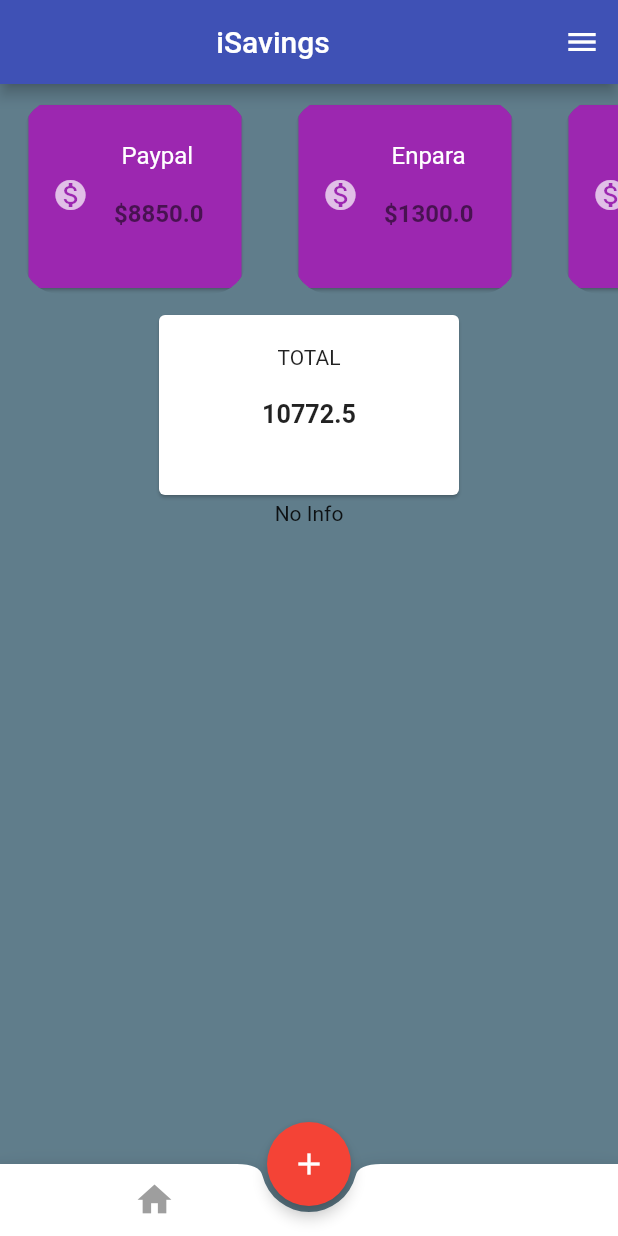
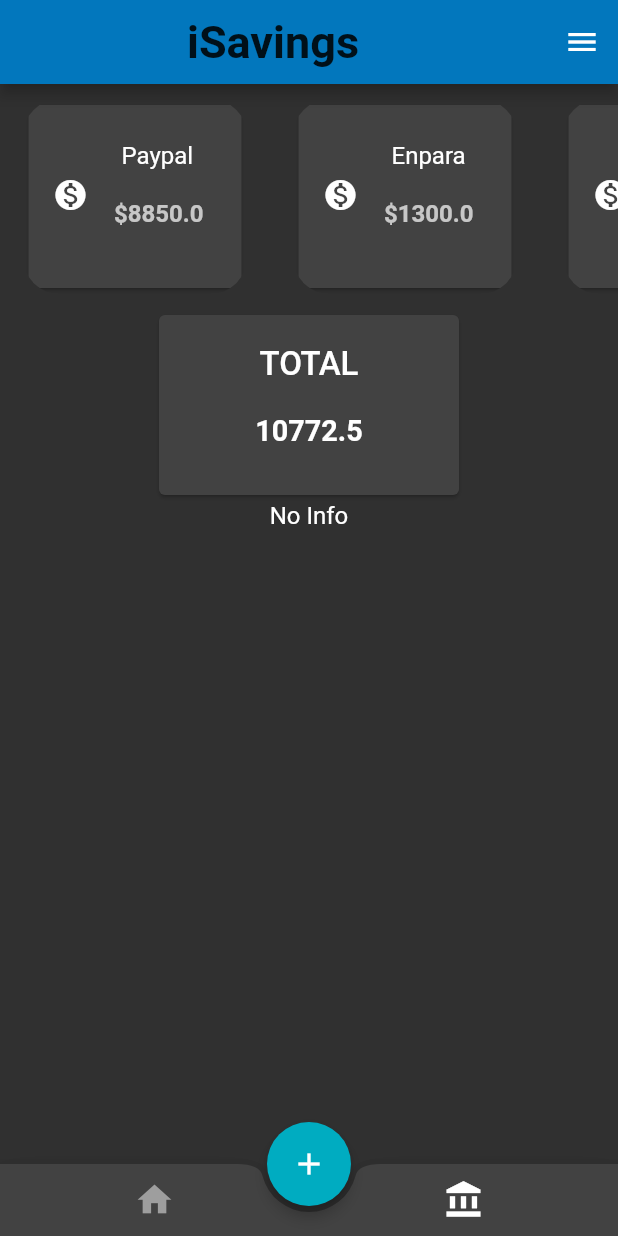
Before and after one commit to egemenongel/wallet, a Flutter app: the screen it shows after launch, on a phone screen of 412 x 824 dp. Run offline on Flutter 3.47's test engine with Material 2 defaults, Android fonts, the phone set to English and light mode, and no system bars; our stand-ins replace dropdown_search; Roboto replaces fonts that are missing (Helvetica).

Commit message:
Updated theme
Added and edited the main theme

```diff
--- a/lib/AddAccount/add_account.dart
+++ b/lib/AddAccount/add_account.dart
@@ -58,7 +58,6 @@ class _AddAccountPageState extends State<AddAccountPage> {
                       style: TextStyle(
                         fontSize: 24,
                         fontWeight: FontWeight.bold,
-                        color: Colors.white,
                       ),
                     ),
                   ),
--- a/lib/HomePage/home_page.dart
+++ b/lib/HomePage/home_page.dart
@@ -59,11 +59,9 @@ class _HomePageState extends State<HomePage> {
 
   Widget build(BuildContext context) {
     return Scaffold(
-        backgroundColor: Colors.blueGrey,
         floatingActionButtonLocation: FloatingActionButtonLocation
             .centerDocked, //specify the location of the FAB
         floatingActionButton: FloatingActionButton(
-          backgroundColor: Colors.red,
           onPressed: () {
             moveToSecondPage();
             // Navigator.push(
@@ -78,7 +76,11 @@ class _HomePageState extends State<HomePage> {
           elevation: 4.0,
         ),
         appBar: AppBar(
-          title: Center(child: Text("iSavings")),
+          title: Center(
+              child: Text(
+            "iSavings",
+            style: Theme.of(context).textTheme.headline2,
+          )),
         ),
         bottomNavigationBar: BottomAppBar(
           child: Container(
@@ -87,7 +89,6 @@ class _HomePageState extends State<HomePage> {
               mainAxisAlignment: MainAxisAlignment.spaceAround,
               children: [
                 IconButton(
-                  splashColor: Colors.indigo,
                   splashRadius: 100,
                   onPressed: () {},
                   iconSize: 27.0,
@@ -102,14 +103,12 @@ class _HomePageState extends State<HomePage> {
                   iconSize: 27.0,
                   icon: Icon(
                     Icons.account_balance,
-                    color: Colors.white,
                   ),
                 ),
               ],
             ),
           ),
           shape: CircularNotchedRectangle(),
-          color: Colors.white,
         ),
         endDrawer: Drawer(
           child: ListView.builder(
@@ -154,7 +153,10 @@ class _HomePageState extends State<HomePage> {
               SizedBox(
                 height: 20,
               ),
-              Text("TOTAL"),
+              Text(
+                "TOTAL",
+                style: Theme.of(context).textTheme.headline6,
+              ),
               SizedBox(
                 height: 20,
               ),
@@ -192,7 +194,6 @@ class _HomePageState extends State<HomePage> {
         child: ClipRRect(
           borderRadius: BorderRadius.circular(25),
           child: Card(
-            color: Colors.purple,
             child: ListTile(
               onTap: () {},
               minLeadingWidth: 25,
@@ -201,13 +202,11 @@ class _HomePageState extends State<HomePage> {
                   widthFactor: .5,
                   child: Icon(
                     Icons.monetization_on,
-                    color: Colors.white70,
                   )),
               title: Padding(
                 padding: const EdgeInsets.only(top: 20, left: 5),
                 child: Text(
                   bankAccounts[index],
-                  style: TextStyle(color: Colors.white),
                 ),
               ),
               subtitle: Padding(
--- a/lib/main.dart
+++ b/lib/main.dart
@@ -14,6 +14,31 @@ class MyApp extends StatelessWidget {
       title: 'Flutter Demo',
       theme: ThemeData(
         primarySwatch: Colors.indigo,
+        brightness: Brightness.dark,
+        primaryColor: Colors.lightBlue[800],
+        accentColor: Colors.cyan[600],
+        fontFamily: "Helvetica",
+        textTheme: TextTheme(
+          headline1: TextStyle(
+            fontSize: 72,
+            fontWeight: FontWeight.bold,
+          ),
+          headline2: TextStyle(
+            fontSize: 30,
+            fontWeight: FontWeight.bold,
+            color: Colors.black87,
+          ),
+          headline6: TextStyle(fontSize: 22),
+          bodyText1: TextStyle(
+            fontSize: 22,
+            fontWeight: FontWeight.normal,
+            fontFamily: "Hind",
+          ),
+          bodyText2: TextStyle(
+            fontSize: 16,
+            fontWeight: FontWeight.normal,
+          ),
+        ),
       ),
       home: HomePage(),
     );
```
